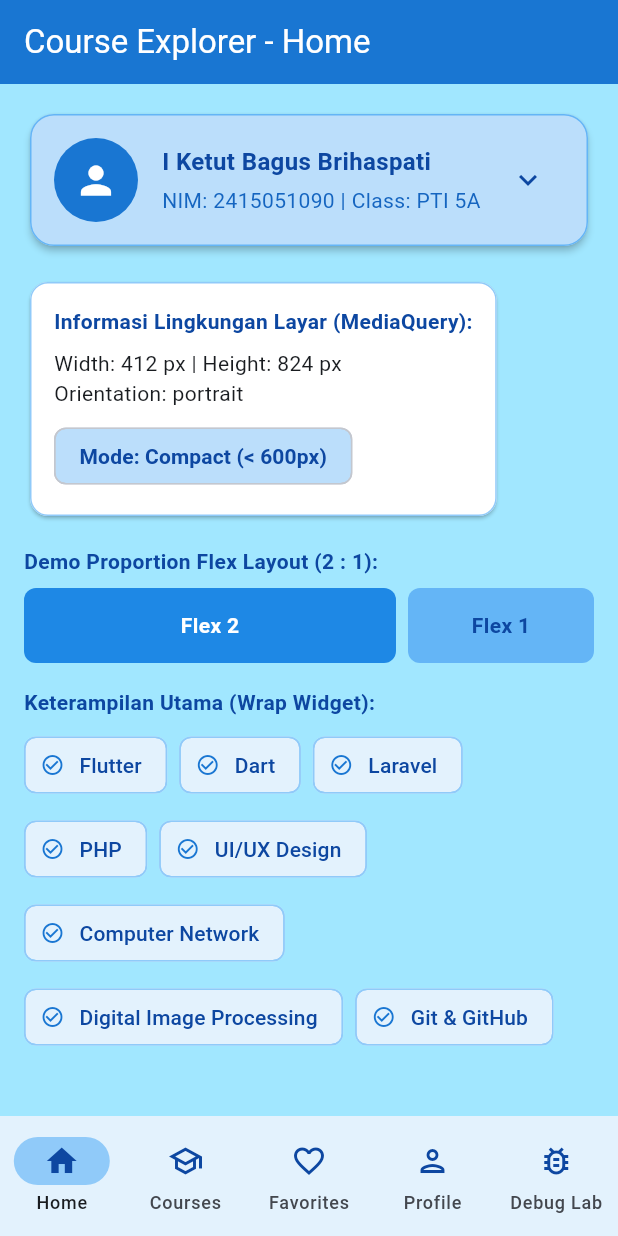
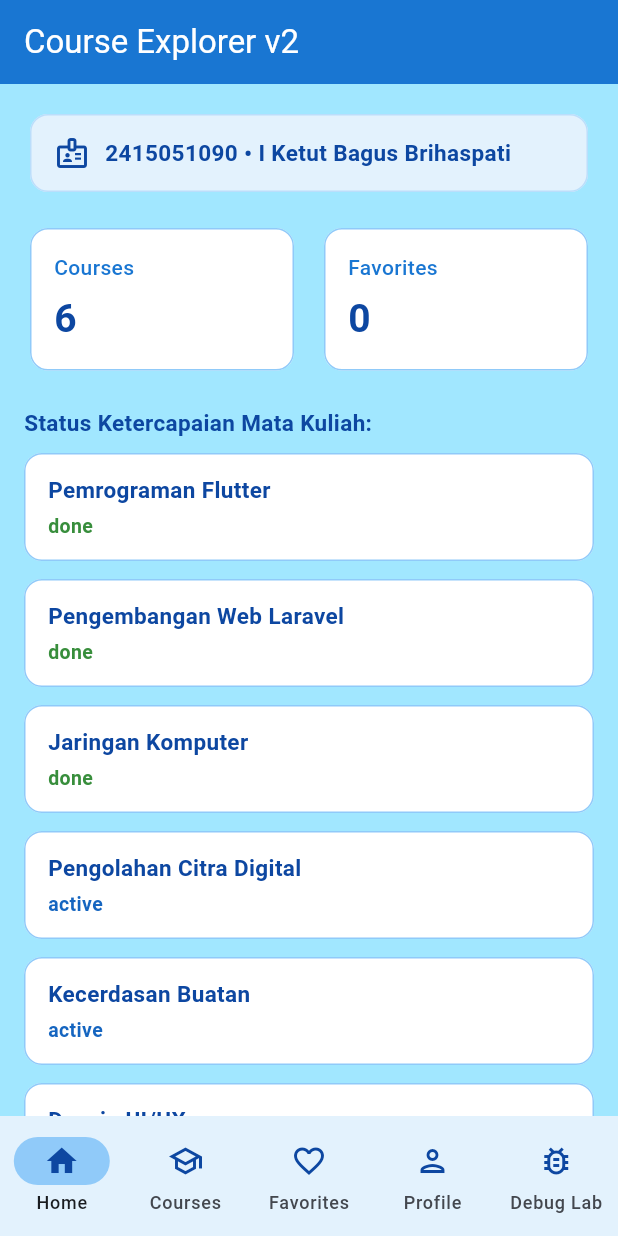
Before and after one commit to bagusbrihaspati/praktikum_5_course_explorer, a Flutter app: the screen it shows after launch, on a phone screen of 412 x 824 dp. Run offline on Flutter 3.47's test engine with Material 3 defaults, Android fonts, the phone set to English and light mode, and no system bars.

Commit message:
Integrasikan Course Explorer v2 dengan Provider dan architecture

```diff
--- a/lib/screens/home_page.dart
+++ b/lib/screens/home_page.dart
@@ -1,154 +1,211 @@
 import 'package:flutter/material.dart';
+import 'package:provider/provider.dart';
+import '../providers/course_provider.dart';
 import '../widgets/student_header_card.dart';
+
+const String studentName = 'I Ketut Bagus Brihaspati';
+const String studentId = '2415051090';
 
 class HomePage extends StatelessWidget {
   const HomePage({super.key});
 
   @override
   Widget build(BuildContext context) {
-    final size = MediaQuery.of(context).size;
-    final orientation = MediaQuery.of(context).orientation;
-
-    final List<String> skills = [
-      'Flutter',
-      'Dart',
-      'Laravel',
-      'PHP',
-      'UI/UX Design',
-      'Computer Network',
-      'Digital Image Processing',
-      'Git & GitHub'
-    ];
+    final courseProvider = context.watch<CourseProvider>();
+    final courses = courseProvider.courses;
+    final totalCourses = courses.length;
+    final totalFavorites = courseProvider.totalFavorites;
 
     return Scaffold(
-      appBar: AppBar(title: const Text('Course Explorer - Home')),
+      appBar: AppBar(
+        title: const Text('Course Explorer v2'),
+      ),
       body: SingleChildScrollView(
         padding: const EdgeInsets.all(16.0),
         child: Column(
           crossAxisAlignment: CrossAxisAlignment.start,
           children: [
-            const StudentHeaderCard(),
-            const SizedBox(height: 16),
+            // 1. Identitas Mahasiswa
             Card(
-              elevation: 1,
-              color: Colors.white,
+              elevation: 0,
+              color: Colors.blue.shade50,
               shape: RoundedRectangleBorder(
                 borderRadius: BorderRadius.circular(12),
-                side: BorderSide(color: Colors.blue.shade200),
+                side: BorderSide(color: Colors.blue.shade100),
               ),
               child: Padding(
-                padding: const EdgeInsets.all(16.0),
-                child: Column(
-                  crossAxisAlignment: CrossAxisAlignment.start,
+                padding: const EdgeInsets.symmetric(horizontal: 16.0, vertical: 14.0),
+                child: Row(
                   children: [
-                    Text(
-                      'Informasi Lingkungan Layar (MediaQuery):',
-                      style: TextStyle(
-                        fontWeight: FontWeight.bold,
-                        color: Colors.blue.shade900,
-                      ),
-                    ),
-                    const SizedBox(height: 8),
-                    Text(
-                        'Width: ${size.width.toStringAsFixed(0)} px | Height: ${size.height.toStringAsFixed(0)} px'),
-                    Text('Orientation: ${orientation.name}'),
-                    const SizedBox(height: 8),
-                    Chip(
-                      label: Text(
-                        size.width < 600
-                            ? 'Mode: Compact (< 600px)'
-                            : 'Mode: Wide (>= 600px)',
+                    Icon(Icons.badge_outlined, color: Colors.blue.shade900),
+                    const SizedBox(width: 10),
+                    Expanded(
+                      child: Text(
+                        '$studentId • $studentName',
                         style: TextStyle(
+                          fontSize: 15,
                           fontWeight: FontWeight.bold,
                           color: Colors.blue.shade900,
                         ),
                       ),
-                      backgroundColor: size.width < 600
-                          ? Colors.blue.shade100
-                          : Colors.lightBlue.shade100,
-                    )
+                    ),
                   ],
                 ),
               ),
             ),
             const SizedBox(height: 16),
-            Text(
-              'Demo Proportion Flex Layout (2 : 1):',
-              style: TextStyle(
-                fontWeight: FontWeight.bold,
-                color: Colors.blue.shade900,
-              ),
-            ),
-            const SizedBox(height: 8),
+
+            // 2. Statistik Metrics (Courses & Favorites)
             Row(
               children: [
                 Expanded(
-                  flex: 2,
-                  child: Container(
-                    height: 50,
-                    decoration: BoxDecoration(
-                      color: Colors.blue.shade600,
-                      borderRadius: BorderRadius.circular(8),
+                  child: Card(
+                    elevation: 0,
+                    color: Colors.white,
+                    shape: RoundedRectangleBorder(
+                      borderRadius: BorderRadius.circular(12),
+                      side: BorderSide(color: Colors.blue.shade200),
                     ),
-                    alignment: Alignment.center,
-                    child: const Text(
-                      'Flex 2',
-                      style: TextStyle(
-                        color: Colors.white,
-                        fontWeight: FontWeight.bold,
+                    child: Padding(
+                      padding: const EdgeInsets.all(16.0),
+                      child: Column(
+                        crossAxisAlignment: CrossAxisAlignment.start,
+                        children: [
+                          Text(
+                            'Courses',
+                            style: TextStyle(
+                              fontSize: 14,
+                              color: Colors.blue.shade700,
+                              fontWeight: FontWeight.w500,
+                            ),
+                          ),
+                          const SizedBox(height: 6),
+                          Text(
+                            courseProvider.isLoading ? '...' : '$totalCourses',
+                            style: TextStyle(
+                              fontSize: 26,
+                              fontWeight: FontWeight.bold,
+                              color: Colors.blue.shade900,
+                            ),
+                          ),
+                        ],
                       ),
                     ),
                   ),
                 ),
-                const SizedBox(width: 8),
+                const SizedBox(width: 12),
                 Expanded(
-                  flex: 1,
-                  child: Container(
-                    height: 50,
-                    decoration: BoxDecoration(
-                      color: Colors.blue.shade300,
-                      borderRadius: BorderRadius.circular(8),
+                  child: Card(
+                    elevation: 0,
+                    color: Colors.white,
+                    shape: RoundedRectangleBorder(
+                      borderRadius: BorderRadius.circular(12),
+                      side: BorderSide(color: Colors.blue.shade200),
                     ),
-                    alignment: Alignment.center,
-                    child: Text(
-                      'Flex 1',
-                      style: TextStyle(
-                        color: Colors.blue.shade900,
-                        fontWeight: FontWeight.bold,
+                    child: Padding(
+                      padding: const EdgeInsets.all(16.0),
+                      child: Column(
+                        crossAxisAlignment: CrossAxisAlignment.start,
+                        children: [
+                          Text(
+                            'Favorites',
+                            style: TextStyle(
+                              fontSize: 14,
+                              color: Colors.blue.shade700,
+                              fontWeight: FontWeight.w500,
+                            ),
+                          ),
+                          const SizedBox(height: 6),
+                          Text(
+                            '$totalFavorites',
+                            style: TextStyle(
+                              fontSize: 26,
+                              fontWeight: FontWeight.bold,
+                              color: Colors.blue.shade900,
+                            ),
+                          ),
+                        ],
                       ),
                     ),
                   ),
                 ),
               ],
             ),
-            const SizedBox(height: 16),
+            const SizedBox(height: 20),
+
+            // 3. Status Progress / List Mata Kuliah
             Text(
-              'Keterampilan Utama (Wrap Widget):',
+              'Status Ketercapaian Mata Kuliah:',
               style: TextStyle(
                 fontWeight: FontWeight.bold,
+                fontSize: 15,
                 color: Colors.blue.shade900,
               ),
             ),
-            const SizedBox(height: 8),
-            Wrap(
-              spacing: 8.0,
-              runSpacing: 8.0,
-              children: skills.map((skill) {
-                return Chip(
-                  backgroundColor: Colors.blue.shade50,
-                  side: BorderSide(color: Colors.blue.shade200),
-                  avatar: Icon(
-                    Icons.check_circle_outline,
-                    size: 16,
-                    color: Colors.blue.shade700,
+            const SizedBox(height: 10),
+
+            if (courseProvider.isLoading)
+              const Center(
+                child: Padding(
+                  padding: EdgeInsets.all(24.0),
+                  child: CircularProgressIndicator(),
+                ),
+              )
+            else if (courseProvider.error != null)
+              Center(
+                child: Padding(
+                  padding: const EdgeInsets.all(16.0),
+                  child: Text(
+                    'Gagal memuat status mata kuliah.',
+                    style: TextStyle(color: Colors.red.shade800),
                   ),
-                  label: Text(
-                    skill,
-                    style: TextStyle(color: Colors.blue.shade900),
-                  ),
-                );
-              }).toList(),
-            ),
+                ),
+              )
+            else
+              ListView.builder(
+                shrinkWrap: true,
+                physics: const NeverScrollableScrollPhysics(),
+                itemCount: courses.length,
+                itemBuilder: (context, index) {
+                  final course = courses[index];
+                  final bool isDone = course.status.toLowerCase() == 'done';
+
+                  return Card(
+                    elevation: 0,
+                    color: Colors.white,
+                    margin: const EdgeInsets.only(bottom: 12.0),
+                    shape: RoundedRectangleBorder(
+                      borderRadius: BorderRadius.circular(12),
+                      side: BorderSide(color: Colors.blue.shade200),
+                    ),
+                    child: Padding(
+                      padding: const EdgeInsets.symmetric(horizontal: 16.0, vertical: 14.0),
+                      child: Column(
+                        crossAxisAlignment: CrossAxisAlignment.start,
+                        children: [
+                          Text(
+                            course.title,
+                            style: TextStyle(
+                              fontSize: 15,
+                              fontWeight: FontWeight.bold,
+                              color: Colors.blue.shade900,
+                            ),
+                          ),
+                          const SizedBox(height: 4),
+                          Text(
+                            course.status,
+                            style: TextStyle(
+                              fontSize: 13,
+                              fontWeight: FontWeight.bold,
+                              color: isDone ? Colors.green.shade700 : Colors.blue.shade800,
+                            ),
+                          ),
+                        ],
+                      ),
+                    ),
+                  );
+                },
+              ),
           ],
         ),
       ),
```
